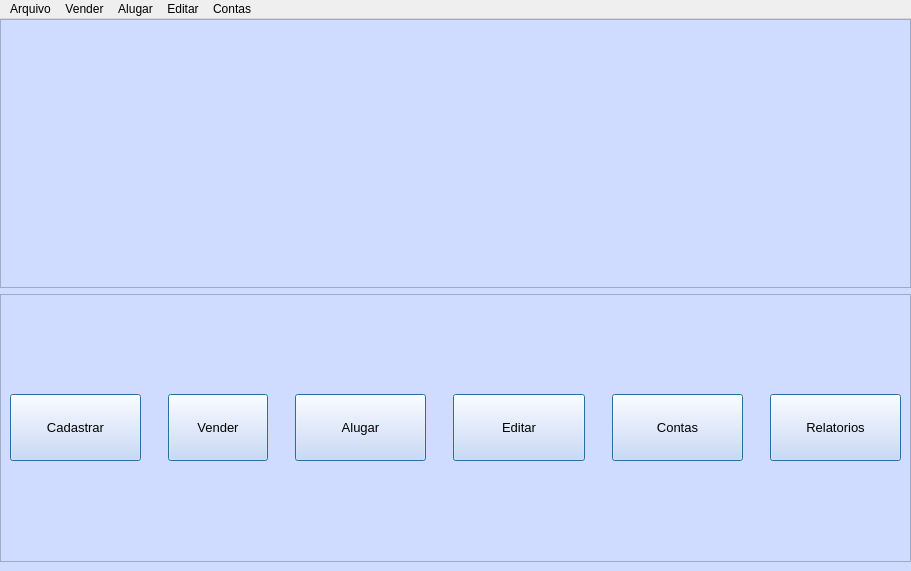
Old version of the form views/telaprincipal.ui in the repository Weslei25/Aluguel-de-carros.
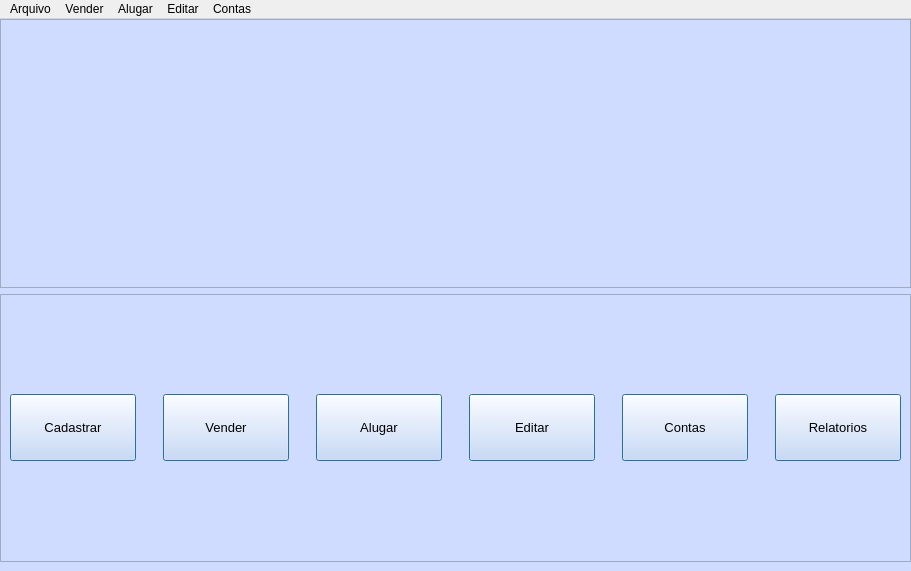
New version of the form. Icons and pictures are not drawn.

Commit message: layouts novos

Diff of the .ui file:
```diff
--- a/views/telaprincipal.ui
+++ b/views/telaprincipal.ui
@@ -12,14 +12,14 @@
   </property>
   <property name="minimumSize">
    <size>
-    <width>911</width>
-    <height>571</height>
+    <width>0</width>
+    <height>0</height>
    </size>
   </property>
   <property name="maximumSize">
    <size>
-    <width>911</width>
-    <height>571</height>
+    <width>16777215</width>
+    <height>16777215</height>
    </size>
   </property>
   <property name="windowTitle">
@@ -190,7 +190,7 @@
               </property>
               <property name="maximumSize">
                <size>
-                <width>100</width>
+                <width>16777215</width>
                 <height>16777215</height>
                </size>
               </property>
```
Left out of the diff: 4 changed lines with no effect on the pictures. The commit also changes 5 other files.
